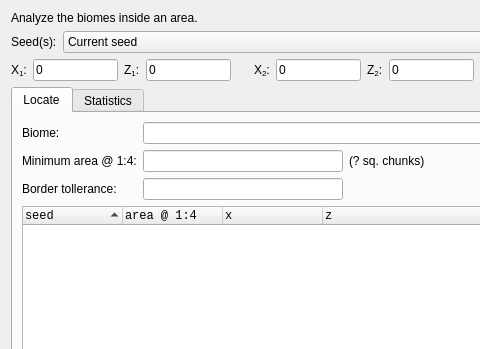
The window that src/tabbiomes.ui (Cubitect/cubiomes-viewer) describes before a commit, drawn with Qt 5; both pictures show x 0 to 480 and y 0 to 349 of the 571 by 469 pixel window.
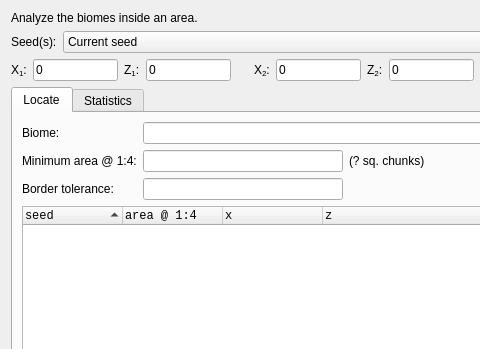
The same window after the commit.

Commit message: avoid stack limit (windows crash) + spelling fix

```diff
--- a/src/tabbiomes.ui
+++ b/src/tabbiomes.ui
@@ -233,7 +233,7 @@
           <string>&lt;html&gt;&lt;head/&gt;&lt;body&gt;&lt;p&gt;Merge biomes that are separated by a margin that is less than this&lt;/p&gt;&lt;/body&gt;&lt;/html&gt;</string>
          </property>
          <property name="text">
-          <string>Border tollerance:</string>
+          <string>Border tolerance:</string>
          </property>
         </widget>
        </item>
```
Left out of the diff: 2 changed lines with no effect on the pictures. The commit also changes 2 other files.
